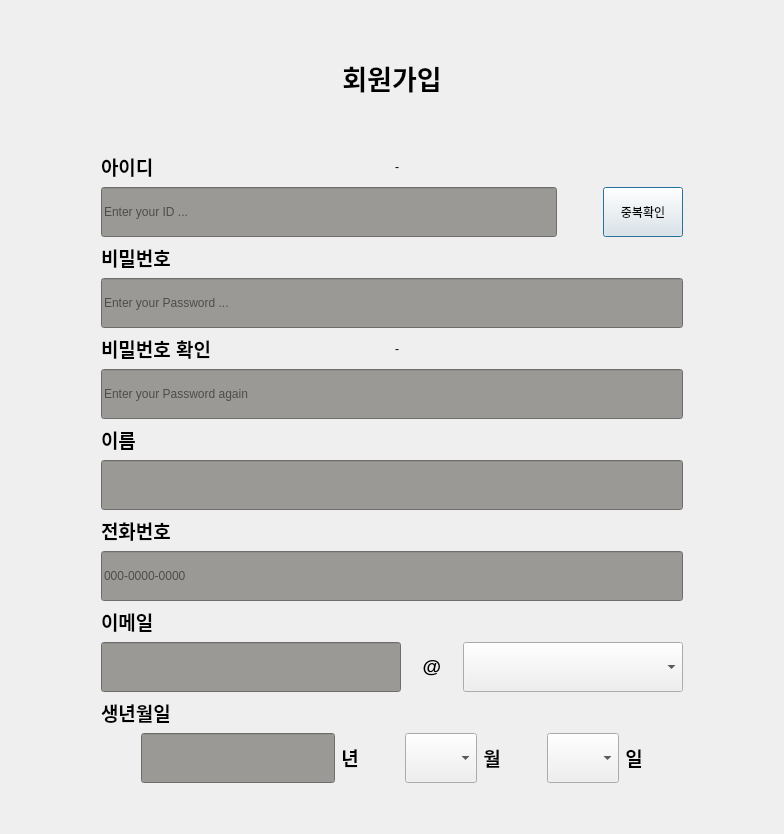
This is source/ui/dialog_register.ui in kiyuniii/Messenger as Qt 5 draws it before an edit. The edited form follows.
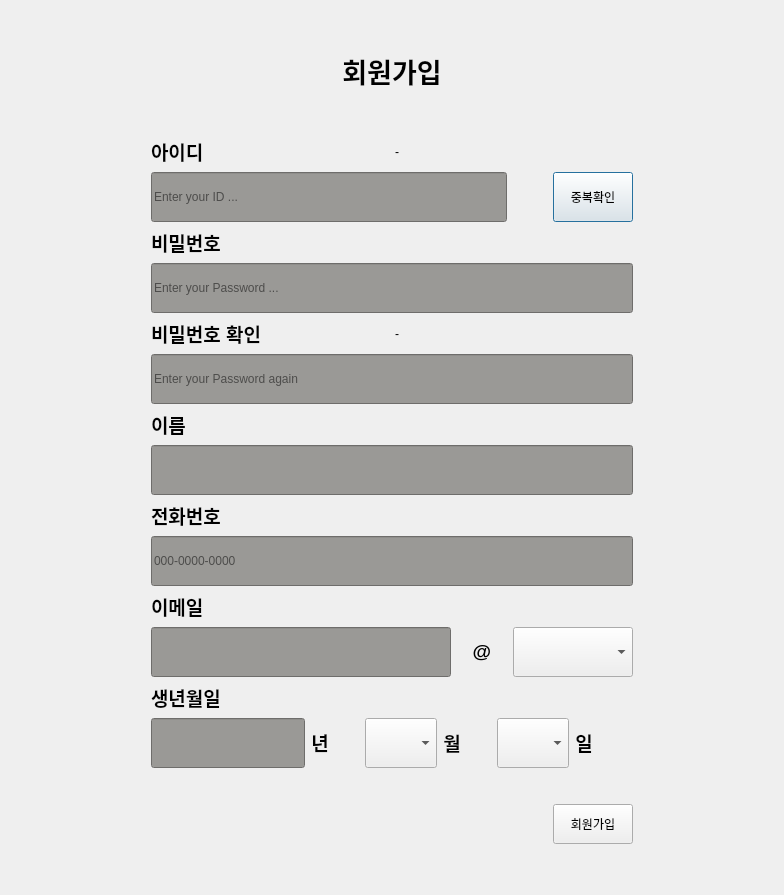
This is the edited form.

Commit message: 성공: 창(login,register,main,...), 회원가입정보 db저장, 실패: isIDTaken(db검색), 로그인(db검색_verify)

```diff
--- a/source/ui/dialog_register.ui
+++ b/source/ui/dialog_register.ui
@@ -23,13 +23,13 @@
    <item row="0" column="0">
     <layout class="QGridLayout" name="gridLayout">
      <property name="leftMargin">
-      <number>70</number>
+      <number>120</number>
      </property>
      <property name="topMargin">
       <number>20</number>
      </property>
      <property name="rightMargin">
-      <number>70</number>
+      <number>120</number>
      </property>
      <property name="bottomMargin">
       <number>20</number>
@@ -337,22 +337,6 @@
          </item>
          <item>
           <layout class="QHBoxLayout" name="horizontalLayout_4">
-           <item>
-            <spacer name="horizontalSpacer_4">
-             <property name="orientation">
-              <enum>Qt::Orientation::Horizontal</enum>
-             </property>
-             <property name="sizeType">
-              <enum>QSizePolicy::Policy::Fixed</enum>
-             </property>
-             <property name="sizeHint" stdset="0">
-              <size>
-               <width>40</width>
-               <height>20</height>
-              </size>
-             </property>
-            </spacer>
-           </item>
            <item>
             <widget class="QLineEdit" name="lineEdit_year">
              <property name="minimumSize">
@@ -387,7 +371,7 @@
              </property>
              <property name="sizeHint" stdset="0">
               <size>
-               <width>40</width>
+               <width>30</width>
                <height>0</height>
               </size>
              </property>
@@ -420,7 +404,7 @@
              </property>
              <property name="sizeHint" stdset="0">
               <size>
-               <width>40</width>
+               <width>30</width>
                <height>20</height>
               </size>
              </property>
@@ -463,6 +447,39 @@
          </item>
         </layout>
        </item>
+       <item>
+        <layout class="QHBoxLayout" name="horizontalLayout_6">
+         <property name="topMargin">
+          <number>30</number>
+         </property>
+         <item>
+          <spacer name="horizontalSpacer_4">
+           <property name="orientation">
+            <enum>Qt::Orientation::Horizontal</enum>
+           </property>
+           <property name="sizeHint" stdset="0">
+            <size>
+             <width>40</width>
+             <height>20</height>
+            </size>
+           </property>
+          </spacer>
+         </item>
+         <item>
+          <widget class="QPushButton" name="button_register">
+           <property name="minimumSize">
+            <size>
+             <width>0</width>
+             <height>40</height>
+            </size>
+           </property>
+           <property name="text">
+            <string>회원가입</string>
+           </property>
+          </widget>
+         </item>
+        </layout>
+       </item>
       </layout>
      </item>
      <item row="0" column="0">
```
The commit also changes 76 other files.
